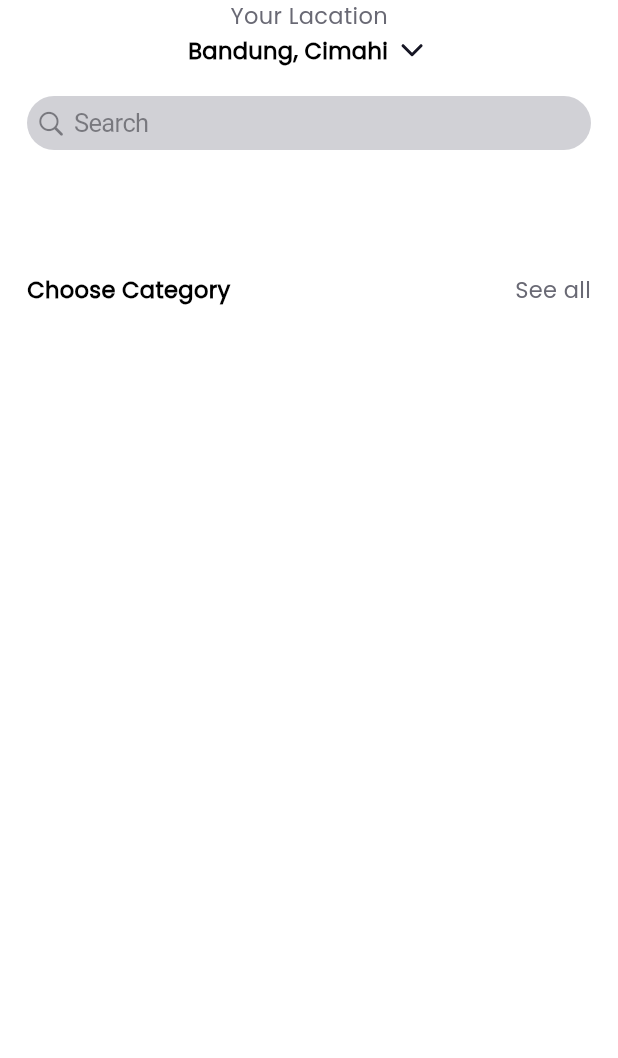
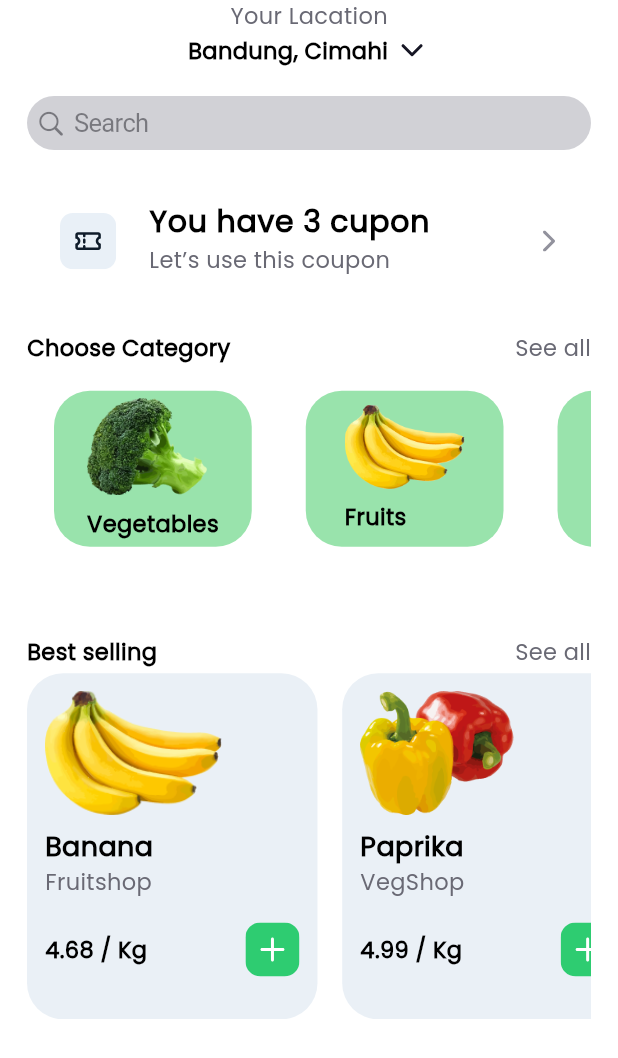
Before and after one commit to Brahm03/Organico, a Flutter app: the HomeView screen opened directly, on a phone screen of 412 x 824 dp. Shown: the top 1058 px of the screen. Run offline on Flutter 3.47's test engine with Material 2 defaults, Android fonts, the light colour scheme and no system bars; our stand-ins replace flutter_bloc, flutter_svg, intl_phone_field.

```diff
--- a/lib/core/constants/color/colorConst.dart
+++ b/lib/core/constants/color/colorConst.dart
@@ -1,5 +1,4 @@
 import 'package:flutter/cupertino.dart';
-import 'package:flutter/material.dart';
 
 class ColorConst {
   static const Color kPrimaryColor = Color(0XFFAB0023);
--- a/lib/core/constants/icons/iconConst.dart
+++ b/lib/core/constants/icons/iconConst.dart
@@ -11,6 +11,8 @@ class IconConst {
   static SvgPicture search = SvgPicture.asset('assets/icons/search.svg');
   static SvgPicture leftarrow = SvgPicture.asset('assets/icons/left-arrow.svg');
   static SvgPicture dawnarrow = SvgPicture.asset('assets/icons/dawn_arrow.svg');
+  static SvgPicture rightarrow = SvgPicture.asset('assets/icons/rightarrow.svg');
   static SvgPicture plus = SvgPicture.asset('assets/icons/plus.svg');
   static SvgPicture cupon = SvgPicture.asset('assets/icons/cupon.svg');
+  static SvgPicture filter = SvgPicture.asset('assets/icons/filter.svg');
 }
--- a/lib/views/home/cubit/home_cubit.dart
+++ b/lib/views/home/cubit/home_cubit.dart
@@ -1,10 +1,35 @@
+import 'dart:math';
+
+import 'package:flutter/material.dart';
 import 'package:flutter_bloc/flutter_bloc.dart';
+import 'package:organic/core/constants/color/colorConst.dart';
 import 'package:organic/views/home/state/homeState.dart';
 
 class HomeCubit extends Cubit<MainState> {
   HomeCubit() : super(HomeState());
 
   int currentIndex = 0;
+
+  List categoriesList = [
+    'assets/images/broccoli.png',
+    'assets/images/banana.png',
+    'assets/images/meat.png'
+  ];
+
+  List categoriesName = ['Vegetables', 'Fruits', 'Meats'];
+
+  List<Color> colorList = [
+    ColorConst.whiteGreen,
+    ColorConst.whitePink,
+    ColorConst.whiteYellow,
+    ColorConst.whiteblue
+  ];
+
+  int random = Random().nextInt(4);
+
+  static List<int> randoms = List.generate(4, (index) => Random().nextInt(4));
+
+
 
   onStateChange(int index) {
     currentIndex = index;
--- a/lib/views/home/view/home_view.dart
+++ b/lib/views/home/view/home_view.dart
@@ -1,10 +1,16 @@
 import 'package:flutter/cupertino.dart';
 import 'package:flutter/material.dart';
+import 'package:flutter_bloc/flutter_bloc.dart';
 import 'package:organic/core/constants/PM/PMconst.dart';
+import 'package:organic/core/constants/color/colorConst.dart';
 import 'package:organic/core/constants/fonts/fontStyle.dart';
 import 'package:organic/core/constants/icons/iconConst.dart';
 import 'package:organic/core/constants/radius/radiusConst.dart';
 import 'package:organic/extension/size_extension.dart';
+import 'package:organic/service/data_service.dart';
+import 'package:organic/views/home/cubit/home_cubit.dart';
+import 'package:organic/widgets/categories_widget.dart';
+import 'package:organic/widgets/coupon_list_tile.dart';
 import 'package:organic/widgets/productbigwidget.dart';
 
 class HomeView extends StatelessWidget {
@@ -44,13 +50,60 @@ class HomeView extends StatelessWidget {
                               BorderRadius.circular(RadiuConst.extraLarge),
                           color: CupertinoColors.systemGrey4),
                     ),
-                    SizedBox(height: context.h * 0.1),
+                    SizedBox(height: context.h * 0.03),
+                    CouponListTileWidget(
+                        trailing: IconConst.rightarrow,
+                        leadingColor: ColorConst.whiteGreen,
+                        title: 'You have 3 cupon',
+                        subtitle: 'Let’s use this coupon'),
+                    SizedBox(height: context.h * 0.03),
                     Row(
                       children: [
-                        const Text('Choose Category', style: FontStyles.headline6sbold,),
+                        const Text(
+                          'Choose Category',
+                          style: FontStyles.headline6sbold,
+                        ),
                         const Spacer(),
-                        InkWell(onTap: (){},child: Text('See all', style: FontStyles.headline6sdarkgrey,))
+                        InkWell(
+                            onTap: () {},
+                            child: const Text(
+                              'See all',
+                              style: FontStyles.headline6sdarkgrey,
+                            ))
                       ],
+                    ),
+                    SizedBox(
+                      height: context.h * 0.17,
+                      child: ListView.builder(
+                          scrollDirection: Axis.horizontal,
+                          itemCount:
+                              context.watch<HomeCubit>().categoriesList.length,
+                          itemBuilder: (_, __) {
+                            return CategoriesWidget(index: __);
+                          }),
+                    ),
+                    SizedBox(height: context.h * 0.05),
+                    Row(
+                      children: [
+                        const Text(
+                          'Best selling',
+                          style: FontStyles.headline6sbold,
+                        ),
+                        const Spacer(),
+                        InkWell(
+                            onTap: () {},
+                            child: const Text(
+                              'See all',
+                              style: FontStyles.headline6sdarkgrey,
+                            ))
+                      ],
+                    ),
+                    SizedBox(height: context.h * 0.005),
+                    SizedBox(
+                      height: context.h * 0.28,
+                      child: ListView.builder(scrollDirection: Axis.horizontal,itemCount: DataService.instance.alldata[1].length,itemBuilder: (_, __) {
+                        return ProductBigWidget(height: context.h * 0.1,index: __, color: ColorConst.whiteblue);
+                      }),
                     )
                   ],
                 ),
--- a/lib/views/home/view/main/main_view.dart
+++ b/lib/views/home/view/main/main_view.dart
@@ -2,6 +2,7 @@ import 'package:flutter/material.dart';
 import 'package:flutter_bloc/flutter_bloc.dart';
 import 'package:organic/views/home/cubit/home_cubit.dart';
 import 'package:organic/views/home/state/homeState.dart';
+import 'package:organic/views/home/view/explore_view.dart';
 import 'package:organic/views/home/view/home_view.dart';
 import 'package:organic/widgets/navigationbar.dart';
 
@@ -20,9 +21,7 @@ class MainView extends StatelessWidget {
         if (state is HomeState) {
           return const HomeView();
         } else if (state is Explorestate) {
-          return const Center(
-            child: Text('Explore'),
-          );
+          return ExploreView();
         } else if (state is CartState) {
           return const Center(
             child: Text('Cart'),
--- a/lib/widgets/appbar.dart
+++ b/lib/widgets/appbar.dart
@@ -6,10 +6,12 @@ import 'package:organic/extension/size_extension.dart';
 class AppBarWidget extends StatelessWidget {
   final VoidCallback onpressed;
   final String text;
+  final bool showbutton;
   final Widget trailing;
   const AppBarWidget(
       {this.trailing = const SizedBox(),
       this.text = '',
+      this.showbutton = true,
       required this.onpressed,
       Key? key})
       : super(key: key);
@@ -25,7 +27,7 @@ class AppBarWidget extends StatelessWidget {
           padding: EdgeInsets.symmetric(horizontal: context.w * 0.02),
           child: Row(
             children: [
-              IconButton(onPressed: onpressed, icon: IconConst.leftarrow),
+              showbutton ? IconButton(onPressed: onpressed, icon: IconConst.leftarrow) : const SizedBox(),
               SizedBox(
                 width: context.w * 0.05,
               ),
@@ -33,6 +35,7 @@ class AppBarWidget extends StatelessWidget {
                 text,
                 style: FontStyles.headline5sbold,
               ),
+              const Spacer(),
               trailing
             ],
           ),
--- a/lib/widgets/categories_widget.dart
+++ b/lib/widgets/categories_widget.dart
@@ -1,36 +1,38 @@
 import 'package:flutter/material.dart';
+import 'package:flutter_bloc/flutter_bloc.dart';
 import 'package:organic/core/components/styles/allstyles.dart';
 import 'package:organic/core/constants/PM/PMconst.dart';
-import 'package:organic/core/constants/color/colorConst.dart';
 import 'package:organic/core/constants/fonts/fontStyle.dart';
 import 'package:organic/extension/size_extension.dart';
-import 'package:organic/service/data_service.dart';
+import 'package:organic/views/home/cubit/home_cubit.dart';
 
 class CategoriesWidget extends StatelessWidget {
   final int index;
-  const CategoriesWidget({
-    Key? key,
-    required this.index
-  }) : super(key: key);
+  const CategoriesWidget({Key? key, required this.index}) : super(key: key);
 
   @override
   Widget build(BuildContext context) {
     return Padding(
       padding: PMconst.medium,
       child: InkWell(
+        onTap: () {
+          debugPrint(HomeCubit.randoms.toString());
+        },
         child: Container(
             height: context.h * 0.16,
             width: context.w * 0.32,
-          decoration: AllStyles.instance.productStyel(color: ColorConst.whitePink),
+            decoration: AllStyles.instance
+                .productStyel(color: context.watch<HomeCubit>().colorList[0]),
             child: Center(
               child: Column(
                 mainAxisAlignment: MainAxisAlignment.center,
                 crossAxisAlignment: CrossAxisAlignment.start,
                 children: [
-                Image.asset(DataService.instance.alldata[index].toString(), width: 80),
+                  Image.asset(context.watch<HomeCubit>().categoriesList[index],
+                      width: 80),
                   SizedBox(height: context.h * 0.01),
                   Text(
-                  DataService.instance.alldata[index].toString(),
+                    context.watch<HomeCubit>().categoriesName[index].toString(),
                     style: FontStyles.headline6sbold,
                   ),
                 ],
--- a/lib/widgets/coupon_list_tile.dart
+++ b/lib/widgets/coupon_list_tile.dart
@@ -30,7 +30,7 @@ class CouponListTileWidget extends StatelessWidget {
           width: context.w * 0.12,
           height: context.w * 0.12,
           padding: PMconst.extraSmall,
-          decoration: AllStyles.instance.productStyel(color: listTileColor!),
+          // decoration: AllStyles.instance.productStyel(color: listTileColor!),
           child: IconConst.cupon,),
         title: Text(title, style: FontStyles.headline4sbold),
         subtitle: Text(subtitle, style: FontStyles.headline6sdarkgrey),
--- a/lib/widgets/productbigwidget.dart
+++ b/lib/widgets/productbigwidget.dart
@@ -1,22 +1,23 @@
+
 import 'package:flutter/material.dart';
-import 'package:flutter/src/foundation/key.dart';
-import 'package:flutter/src/widgets/framework.dart';
 import 'package:organic/core/components/styles/allstyles.dart';
 import 'package:organic/core/constants/PM/PMconst.dart';
-import 'package:organic/core/constants/color/colorConst.dart';
 import 'package:organic/core/constants/fonts/fontStyle.dart';
 import 'package:organic/core/constants/icons/iconConst.dart';
-import 'package:organic/core/constants/radius/radiusConst.dart';
 import 'package:organic/extension/size_extension.dart';
 import 'package:organic/service/data_service.dart';
 
 class ProductBigWidget extends StatelessWidget {
   final Color color;
-  const ProductBigWidget({required this.color,Key? key}) : super(key: key);
+  final int index;
+  final double height;
+  const ProductBigWidget({required this.height,required this.index, required this.color, Key? key})
+      : super(key: key);
 
   @override
   Widget build(BuildContext context) {
     return Container(
+      margin: EdgeInsets.only(right: context.h * 0.02),
       height: context.h * 0.27,
       width: context.w * 0.47,
       padding: PMconst.small,
@@ -24,14 +25,27 @@ class ProductBigWidget extends StatelessWidget {
       child: Column(
         crossAxisAlignment: CrossAxisAlignment.start,
         children: [
-          SizedBox(height: context.h * 0.1,child: Image.asset(DataService.instance.alldata[1].imageUrl.toString())),
+          SizedBox(
+              height: height,
+              child: Image.asset(DataService
+                  .instance.alldata[1][index]['image_url']
+                  .toString())),
           SizedBox(height: context.h * 0.01),
-          Text(DataService.instance.alldata[1].name.toString(), style: FontStyles.headline5sbold,),
-          Text(DataService.instance.alldata[1].market.toString(), style: FontStyles.headline6sdarkgrey,),
+          Text(
+            DataService.instance.alldata[0][index]['name'].toString(),
+            style: FontStyles.headline5sbold,
+          ),
+          Text(
+            DataService.instance.alldata[1][index]['market'].toString(),
+            style: FontStyles.headline6sdarkgrey,
+          ),
           SizedBox(height: context.h * 0.02),
           Row(
             children: [
-              Text('${DataService.instance.alldata[1].cost} / Kg', style: FontStyles.headline6sbold,),
+              Text(
+                '${DataService.instance.alldata[1][index]['cost']} / Kg',
+                style: FontStyles.headline6sbold,
+              ),
               const Spacer(),
               IconConst.plus
             ],
```
Also changed, not shown: lib/views/home/view/explore_view.dart (added, +49 -0 lines), assets/icons/filter.svg (added), assets/icons/rightarrow.svg (added). Lines whose indentation alone changed are shown as unchanged.
